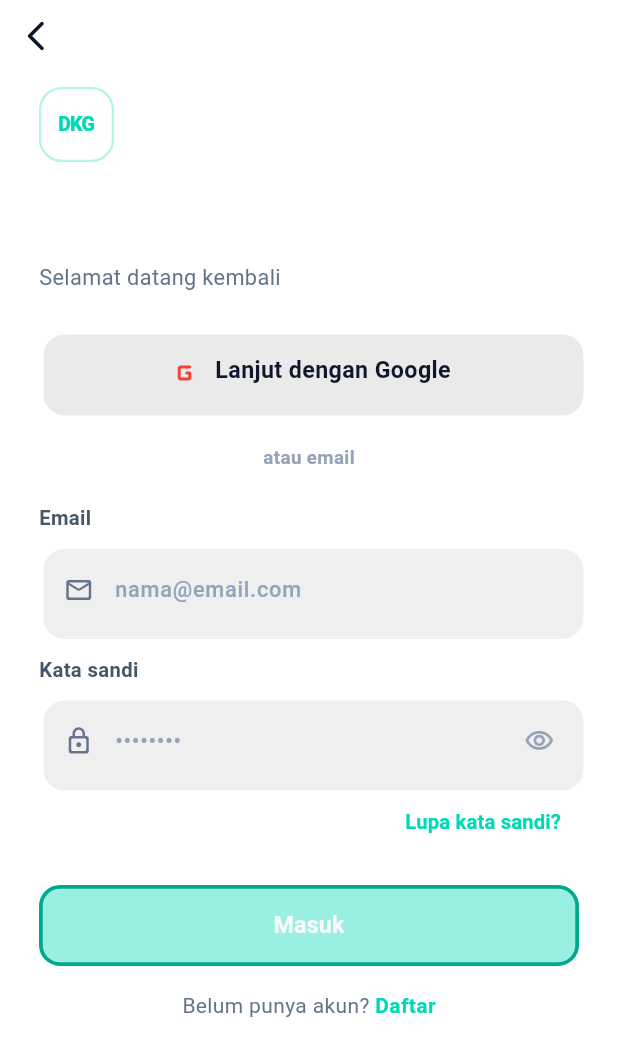
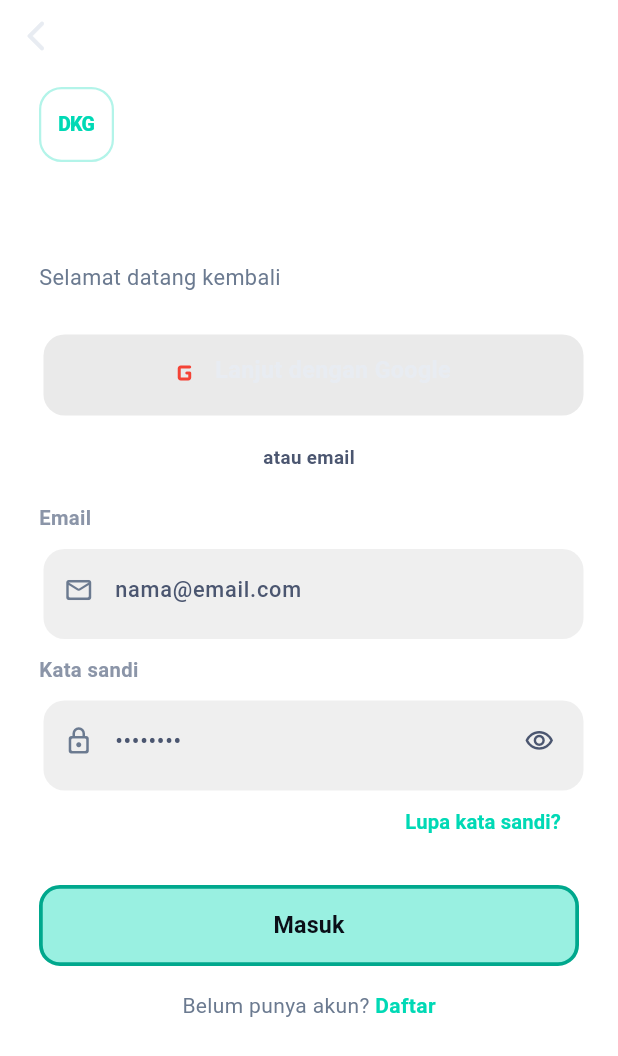
Before and after one commit to Rayen467/payglobal, a Flutter app: the screen it shows after launch, on a phone screen of 412 x 824 dp. Shown: the top 1056 px of the screen. Run offline on Flutter 3.47's test engine with Material 3 defaults, Android fonts, the phone set to English and light mode, and no system bars; our stand-ins replace app_links, dio, equatable, firebase_auth, firebase_core, firebase_messaging and 6 more; missing offline and left inert: mobile_scanner; accounts and stored records are empty; network calls fail; Roboto replaces fonts that are missing (PlusJakartaSans).

Commit message:
feat(app): listen to themeModeNotifier for manual/system theme switches

```diff
--- a/lib/main.dart
+++ b/lib/main.dart
@@ -53,17 +53,26 @@
 
   @override
   Widget build(BuildContext context) {
-    // Sync isDarkMode dynamically with the system's brightness context
+    return ValueListenableBuilder<ThemeMode>(
+      valueListenable: AppTheme.themeModeNotifier,
+      builder: (context, themeMode, _) {
+        // Sync isDarkMode dynamically with the active theme mode
+        if (themeMode == ThemeMode.system) {
           final brightness = MediaQuery.platformBrightnessOf(context);
           AppColors.isDarkMode = brightness == Brightness.dark;
+        } else {
+          AppColors.isDarkMode = themeMode == ThemeMode.dark;
+        }
 
         return MaterialApp.router(
           title: 'Dompet Kampus Global',
           debugShowCheckedModeBanner: false,
           theme: AppTheme.light,
           darkTheme: AppTheme.dark,
-      themeMode: ThemeMode.system,
+          themeMode: themeMode,
           routerConfig: AppRouter.router,
+        );
+      },
     );
   }
 }
```
Lines whose indentation alone changed are shown as unchanged.
